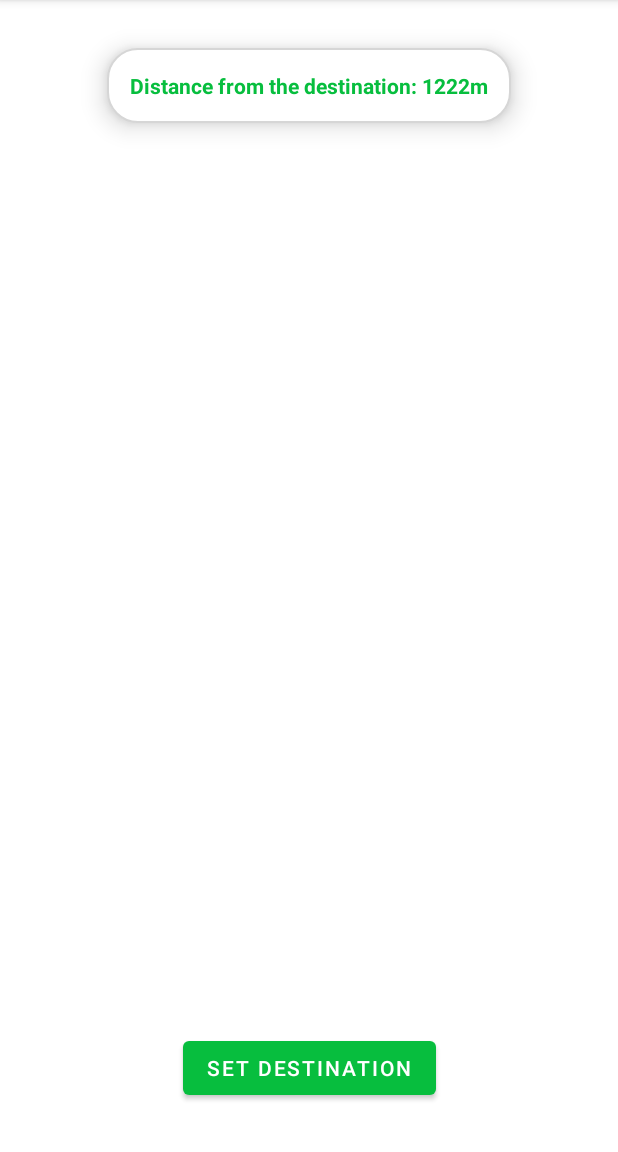
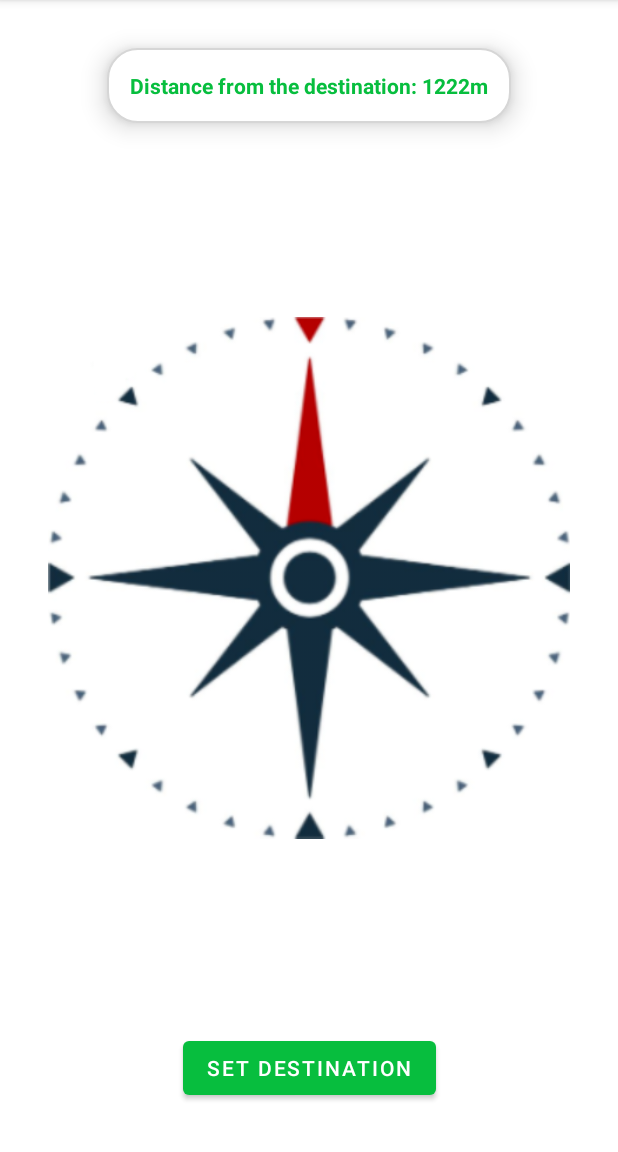
Before and after one commit to MarcinGruchala/compass, an Android app: the screen it shows after launch (MainActivity), on a phone screen of 412 x 824 dp, the part 84-1236 px from its top. Run offline under Robolectric (Android 15) with nearby library versions, the phone set to English and light mode, and no system bars.

Commit message:
Added compass image

```diff
--- a/app/src/main/res/layout/activity_main.xml
+++ b/app/src/main/res/layout/activity_main.xml
@@ -31,4 +31,20 @@
         app:layout_constraintEnd_toEndOf="parent"
         app:layout_constraintStart_toStartOf="parent"
         app:layout_constraintTop_toTopOf="parent" />
+
+    <ImageView
+        android:id="@+id/imageView"
+        android:layout_width="0dp"
+        android:layout_height="0dp"
+        android:layout_marginStart="32dp"
+        android:layout_marginTop="32dp"
+        android:layout_marginEnd="32dp"
+        android:layout_marginBottom="32dp"
+        app:layout_constraintBottom_toTopOf="@+id/brnSetDestination"
+        app:layout_constraintEnd_toEndOf="parent"
+        app:layout_constraintStart_toStartOf="parent"
+        app:layout_constraintTop_toBottomOf="@+id/tvDistance"
+        app:srcCompat="@drawable/compass"
+        android:contentDescription="@string/compass_image_description" />
+
 </androidx.constraintlayout.widget.ConstraintLayout>
--- a/app/src/main/res/values/strings.xml
+++ b/app/src/main/res/values/strings.xml
@@ -1,4 +1,5 @@
 <resources>
     <string name="app_name">Compass</string>
     <string name="set_destination_btn">set destination</string>
+    <string name="compass_image_description">compass image</string>
 </resources>
```
Also changed, not shown: app/src/main/res/drawable/compass.png (added).
